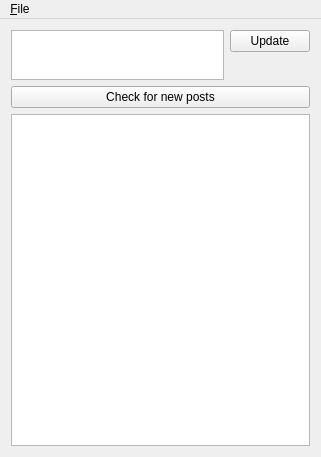
brik/facebrick, file mainwindow.ui: the form before one commit.
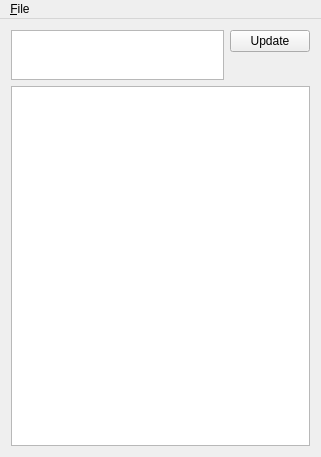
The form after the commit.

Commit message: Move synchronisation to a menu item, to give the (primarily n900 UI) more room.

```diff
--- a/mainwindow.ui
+++ b/mainwindow.ui
@@ -63,13 +63,6 @@
       </item>
      </layout>
     </item>
-    <item>
-     <widget class="QPushButton" name="checkForNewPosts">
-      <property name="text">
-       <string>Check for new posts</string>
-      </property>
-     </widget>
-    </item>
     <item>
      <widget class="QListView" name="postsListView">
       <property name="sizePolicy">
```
Left out of the diff: 6 changed lines with no effect on the pictures. The commit also changes 1 other file.
